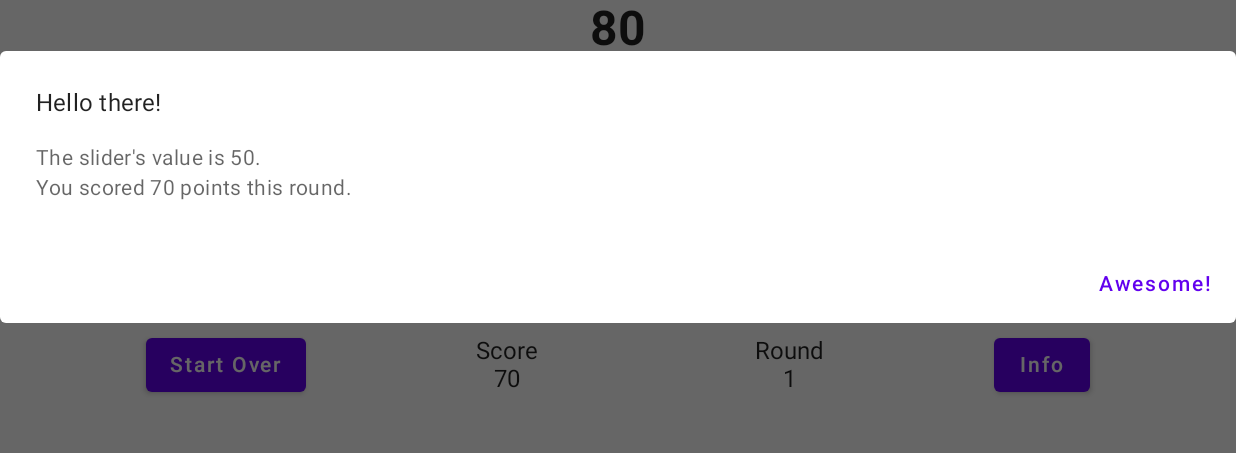
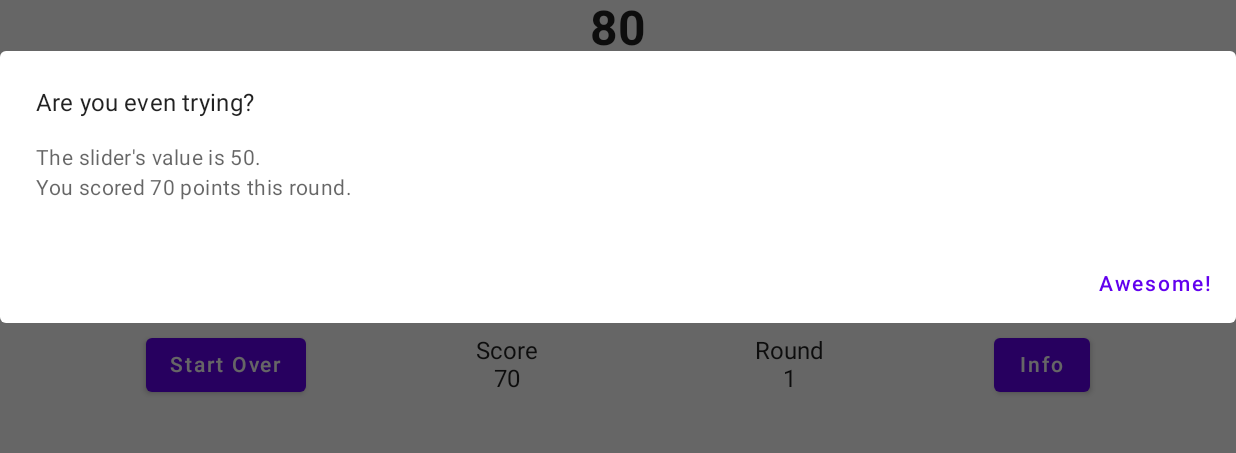
Before and after one commit to materokatti/bullseye-game, an Android app built with Jetpack Compose: the screen it shows after launch (MainActivity), after a tap on "HIT ME", on a phone screen of 824 x 412 dp (held sideways), the part 122-575 px from its top. Run offline under Robolectric (Android 15) with nearby library versions, the phone set to English and light mode, and no system bars.

Commit message:
feature : change message of alertTitle()

```diff
--- a/app/src/main/java/com/devstory/bullseye_game/components/ResultDialog.kt
+++ b/app/src/main/java/com/devstory/bullseye_game/components/ResultDialog.kt
@@ -11,6 +11,7 @@ import com.devstory.bullseye_game.R
 
 @Composable
 fun ResultDialog(
+    dialogTitle: Int,
     hideDialog: () -> Unit,
     onRoundIncrement: () -> Unit,
     sliderValue: Int,
@@ -31,7 +32,7 @@ fun ResultDialog(
                 Text(stringResource(id = R.string.result_dialog_button_text))
             }
         },
-        title = { Text(stringResource(id = R.string.result_dialog_title)) },
+        title = { Text(stringResource(id = dialogTitle)) },
         text = { Text(stringResource(id = R.string.result_dialog_message, sliderValue, points)) }
 //        text = { Text("The slider's value is $sliderValue") }
     )
--- a/app/src/main/java/com/devstory/bullseye_game/screens/GameScreen.kt
+++ b/app/src/main/java/com/devstory/bullseye_game/screens/GameScreen.kt
@@ -46,10 +46,31 @@ fun GameScreen() {
         mutableStateOf(1)
     }
 
+    fun differenceAmount() = abs(targetValue - sliderToInt)
+
     fun pointsForCurrentRound(): Int {
         val maxScore = 100
-        val difference = abs(targetValue - sliderToInt)
+        val difference = differenceAmount()
         return maxScore - difference
+    }
+
+    fun alertTitle(): Int {
+        val difference = differenceAmount()
+
+        val title: Int = if (difference == 0) {
+            R.string.alert_title_1
+        }
+        else if (difference < 5) {
+            R.string.alert_title_2
+        }
+        else if (difference <= 10) {
+            R.string.alert_title_3
+        }
+        else {
+            R.string.alert_title_4
+        }
+
+        return title
     }
 
 
@@ -90,6 +111,7 @@ fun GameScreen() {
 
         if (alertIsVisible) {
             ResultDialog(
+                dialogTitle = alertTitle(),
                 hideDialog = {alertIsVisible = false},
                 sliderValue = sliderToInt,
                 points = pointsForCurrentRound(),
--- a/app/src/main/res/values/strings.xml
+++ b/app/src/main/res/values/strings.xml
@@ -12,4 +12,8 @@
     <string name="info">Info</string>
     <string name="score_label">Score</string>
     <string name="current_round_label">Round</string>
+    <string name="alert_title_1">Perfect!</string>
+    <string name="alert_title_2">You almost had it!</string>
+    <string name="alert_title_3">Not bad.</string>
+    <string name="alert_title_4">Are you even trying?</string>
 </resources>
```
